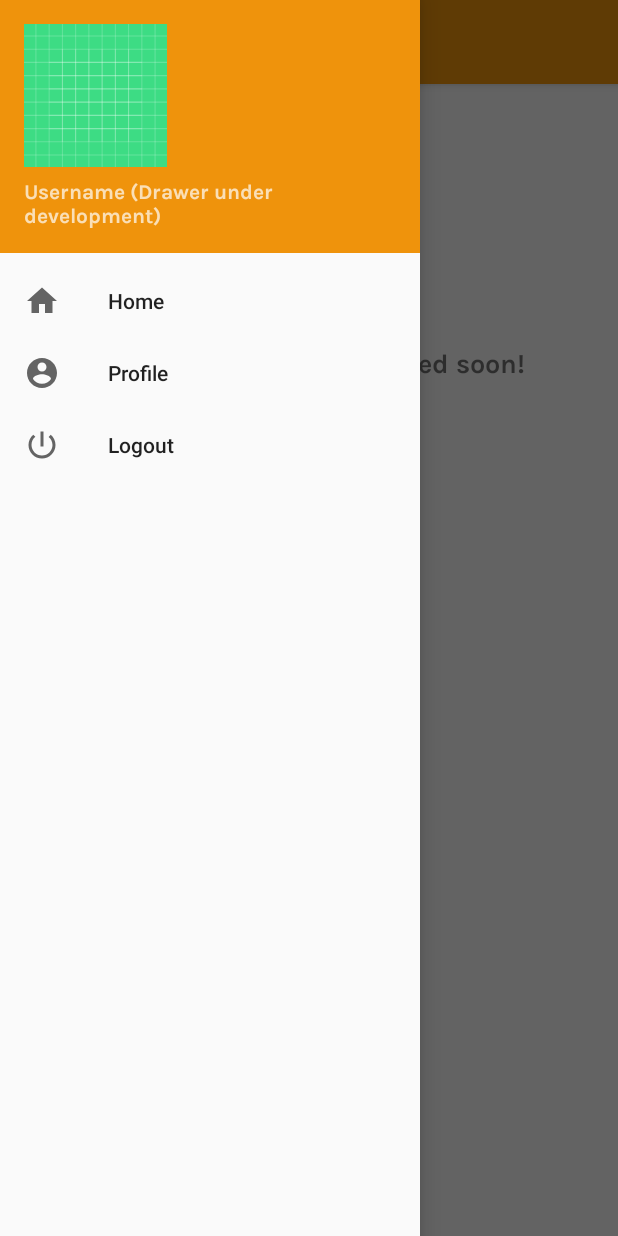
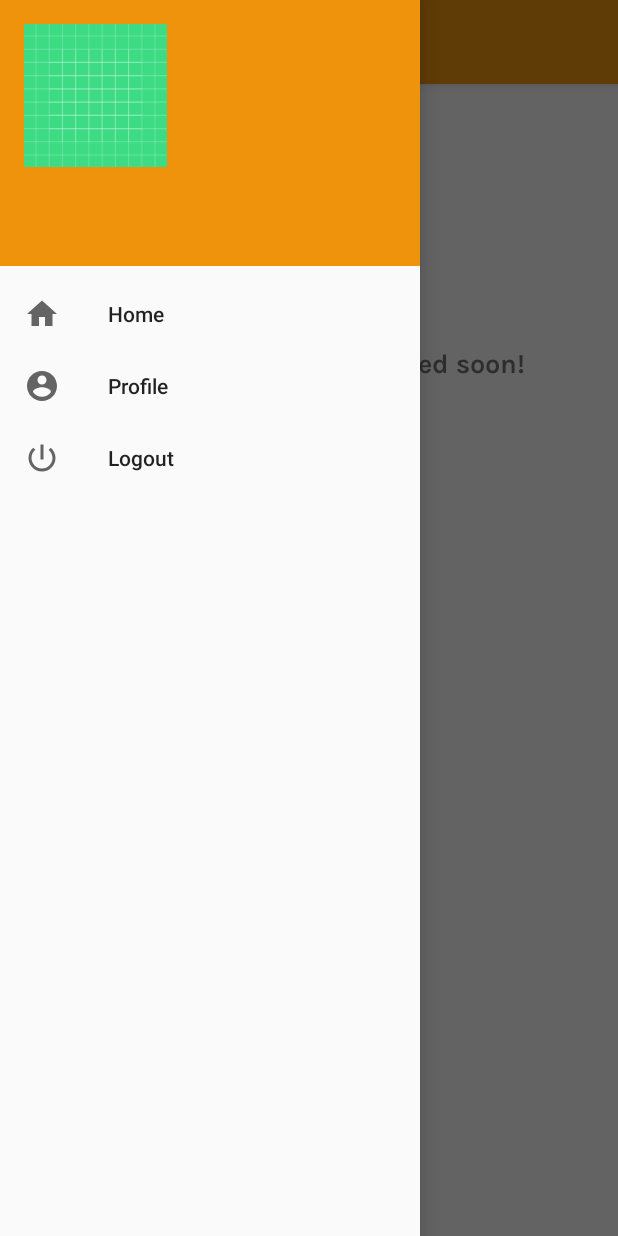
Before and after one commit to DaaBomb/EAD, an Android app: the Leadpage screen opened directly, with no data from a screen before it, after a tap on "Home", on a phone screen of 412 x 824 dp. Run offline under Robolectric (Android 15) with nearby library versions, the phone set to English and light mode, and no system bars; 2 statements that could not run were skipped; 2 other taps on this screen came first.

Commit message:
Added BaseNav

```diff
--- a/Client/app/src/main/java/com/wrath/client/BaseNav.java
+++ b/Client/app/src/main/java/com/wrath/client/BaseNav.java
@@ -28,34 +28,25 @@ public class BaseNav extends AppCompatActivity implements NavigationView.OnNavig
 
     SharedPreferences sharedPreferences;
     String user;
+    BroadcastReceiver broadcastReceiver;
+    AlertDialog.Builder builder;
     DrawerLayout drawerLayout;
     ActionBarDrawerToggle toggle;
-    BroadcastReceiver broadcastReceiver;
-    AlertDialog.Builder builder;
+    Toolbar toolbar;
+    NavigationView navigationView;
     TextView username;
-    TextView houseDetails;
+    TextView house_details;
+    User userObj;
     Gson gson = new Gson();
 
     @Override
-    protected void onCreate(Bundle savedInstanceState) {
+    public void onCreate(Bundle savedInstanceState) {
         super.onCreate(savedInstanceState);
-        setContentView(R.layout.sidenav);
-
-//        builder = new AlertDialog.Builder(this);
-//        Toolbar toolbar = findViewById(R.id.toolbar);
-//        setSupportActionBar(toolbar);
-//        getSupportActionBar().setTitle("Home");
-//        drawerLayout = (DrawerLayout) findViewById(R.id.drawer_layout);
-//        toggle = new ActionBarDrawerToggle(this, drawerLayout, toolbar, R.string.nav_open, R.string.nav_close);
-//        drawerLayout.addDrawerListener(toggle);
-//        toggle.syncState();
-
         sharedPreferences = getSharedPreferences("swarm", MODE_PRIVATE);
         user = sharedPreferences.getString("user", "{}");
-        User userObj = gson.fromJson(user, User.class);
-        NavigationView navigationView = (NavigationView) findViewById(R.id.nav_view);
+        userObj = gson.fromJson(user, User.class);
 
-        navigationView.setNavigationItemSelectedListener(this);
+        builder = new AlertDialog.Builder(this);
 
         broadcastReceiver = new BroadcastReceiver() {
             @Override
@@ -65,6 +56,38 @@ public class BaseNav extends AppCompatActivity implements NavigationView.OnNavig
         };
 
         displayAlertDialog(getIntent());
+    }
+
+    public void setDrawerLayout(DrawerLayout drawerLayout) {
+        this.drawerLayout = drawerLayout;
+    }
+
+    public void setToolbar(Toolbar toolbar) {
+        this.toolbar = toolbar;
+    }
+
+    public void setNavigationView(NavigationView navigationView) {
+        this.navigationView = navigationView;
+    }
+
+    public void initialize() {
+        setSupportActionBar(toolbar);
+        getSupportActionBar().setTitle("Home");
+        toggle = new ActionBarDrawerToggle(this, drawerLayout, toolbar, R.string.nav_open, R.string.nav_close);
+        drawerLayout.addDrawerListener(toggle);
+        toggle.syncState();
+        initializeNavBar();
+    }
+
+    public void initializeNavBar() {
+        View headerLayout = navigationView.getHeaderView(0);
+        username = (TextView) headerLayout.findViewById(R.id.txt_username);
+        house_details = (TextView) headerLayout.findViewById(R.id.txt_house_details);
+        username.setText(userObj.getName());
+        house_details.setText(userObj.getAddress().getBlockname() + "-" + userObj.getAddress().getFlatnum());
+        if (userObj.getAddress().getBlockname() == null)
+            house_details.setVisibility(View.GONE);
+        navigationView.setNavigationItemSelectedListener(this);
     }
 
     @Override
@@ -87,20 +110,19 @@ public class BaseNav extends AppCompatActivity implements NavigationView.OnNavig
         }
     }
 
-
     @Override
     public boolean onNavigationItemSelected(@NonNull MenuItem item) {
         switch (item.getItemId()) {
             case R.id.nav_logout:
                 sharedPreferences.edit().clear().apply();
-                startActivity(new Intent(getApplicationContext(), MainActivity.class));
+                startActivity(new Intent(this, MainActivity.class));
                 return true;
             default:
                 return false;
         }
     }
 
-    public void displayAlertDialog(Intent intent) {
+    private void displayAlertDialog(Intent intent) {
         Bundle extras = intent.getExtras();
         if (extras != null && extras.getString("title") != null && extras.getString("message") != null) {
             String title = extras.getString("title");
@@ -109,7 +131,6 @@ public class BaseNav extends AppCompatActivity implements NavigationView.OnNavig
                     .setPositiveButton("Approve", new DialogInterface.OnClickListener() {
                         @Override
                         public void onClick(DialogInterface dialog, int which) {
-
                         }
                     })
                     .setNegativeButton("Decline", new DialogInterface.OnClickListener() {
@@ -119,6 +140,5 @@ public class BaseNav extends AppCompatActivity implements NavigationView.OnNavig
                     })
                     .create().show();
         }
-
     }
 }
--- a/Client/app/src/main/java/com/wrath/client/Leadpage.java
+++ b/Client/app/src/main/java/com/wrath/client/Leadpage.java
@@ -1,56 +1,28 @@
 package com.wrath.client;
 
-import android.app.AlertDialog;
-import android.content.BroadcastReceiver;
-import android.content.Context;
-import android.content.DialogInterface;
 import android.content.Intent;
-import android.content.IntentFilter;
-import android.content.SharedPreferences;
 import android.os.Bundle;
-import android.view.MenuItem;
 import android.view.View;
 import android.widget.Button;
 
-import androidx.annotation.NonNull;
-import androidx.appcompat.app.ActionBarDrawerToggle;
-import androidx.appcompat.app.AppCompatActivity;
 import androidx.appcompat.widget.Toolbar;
-import androidx.core.view.GravityCompat;
 import androidx.drawerlayout.widget.DrawerLayout;
-import androidx.localbroadcastmanager.content.LocalBroadcastManager;
 
 import com.google.android.material.navigation.NavigationView;
 
-public class Leadpage extends AppCompatActivity implements NavigationView.OnNavigationItemSelectedListener {
+public class Leadpage extends BaseNav {
 
-    SharedPreferences sharedPreferences;
     Button btn_forum;
-    String user;
-    DrawerLayout drawerLayout;
-    ActionBarDrawerToggle toggle;
-    BroadcastReceiver broadcastReceiver;
-    AlertDialog.Builder builder;
 
     @Override
-    protected void onCreate(Bundle savedInstanceState) {
+    public void onCreate(Bundle savedInstanceState) {
         super.onCreate(savedInstanceState);
         setContentView(R.layout.activity_leadpage);
 
-        builder = new AlertDialog.Builder(this);
-        Toolbar toolbar = findViewById(R.id.toolbar);
-        setSupportActionBar(toolbar);
-        getSupportActionBar().setTitle("Home");
-        drawerLayout = (DrawerLayout) findViewById(R.id.drawer_layout);
-        toggle = new ActionBarDrawerToggle(this, drawerLayout, toolbar, R.string.nav_open, R.string.nav_close);
-        drawerLayout.addDrawerListener(toggle);
-        toggle.syncState();
-
-        sharedPreferences = getSharedPreferences("swarm", MODE_PRIVATE);
-        user = sharedPreferences.getString("user", "{}");
-
-        NavigationView navigationView = (NavigationView) findViewById(R.id.nav_view);
-        navigationView.setNavigationItemSelectedListener(this);
+        setToolbar((Toolbar) findViewById(R.id.toolbar));
+        setDrawerLayout((DrawerLayout) findViewById(R.id.drawer_layout));
+        setNavigationView((NavigationView) findViewById(R.id.nav_view));
+        initialize();
 
         btn_forum = (Button) findViewById(R.id.btn_forum);
 
@@ -64,70 +36,5 @@ public class Leadpage extends AppCompatActivity implements NavigationView.OnNavi
                 startActivity(i);
             }
         });
-
-        broadcastReceiver = new BroadcastReceiver() {
-            @Override
-            public void onReceive(Context context, Intent intent) {
-                displayAlertDialog(intent);
-            }
-        };
-
-        displayAlertDialog(getIntent());
-    }
-
-    @Override
-    protected void onResume() {
-        super.onResume();
-        IntentFilter filter = new IntentFilter("INTENT_ACTION_SEND_MESSAGE");
-        LocalBroadcastManager.getInstance(this).registerReceiver(broadcastReceiver, filter);
-    }
-
-    @Override
-    protected void onPause() {
-        super.onPause();
-        LocalBroadcastManager.getInstance(this).unregisterReceiver(broadcastReceiver);
-    }
-
-    @Override
-    public void onBackPressed() {
-        if (drawerLayout.isDrawerOpen(GravityCompat.START)) {
-            drawerLayout.closeDrawer(GravityCompat.START);
-        }
-    }
-
-
-    @Override
-    public boolean onNavigationItemSelected(@NonNull MenuItem item) {
-        switch (item.getItemId()) {
-            case R.id.nav_logout:
-                sharedPreferences.edit().clear().apply();
-                startActivity(new Intent(Leadpage.this, MainActivity.class));
-                return true;
-            default:
-                return false;
-        }
-    }
-
-    private void displayAlertDialog(Intent intent) {
-        Bundle extras = intent.getExtras();
-        if (extras != null && extras.getString("title") != null && extras.getString("message") != null) {
-            String title = extras.getString("title");
-            String message = extras.getString("message");
-            builder.setTitle(title).setMessage(message)
-                    .setPositiveButton("Approve", new DialogInterface.OnClickListener() {
-                        @Override
-                        public void onClick(DialogInterface dialog, int which) {
-
-                        }
-                    })
-                    .setNegativeButton("Decline", new DialogInterface.OnClickListener() {
-                        @Override
-                        public void onClick(DialogInterface dialog, int which) {
-
-                        }
-                    })
-                    .create().show();
-        }
-
     }
 }
--- a/Client/app/src/main/res/layout/nav_header.xml
+++ b/Client/app/src/main/res/layout/nav_header.xml
@@ -25,12 +25,10 @@
 
 
     <TextView
-        android:visibility="gone"
         android:id="@+id/txt_house_details"
         android:layout_width="wrap_content"
         android:layout_height="wrap_content"
         android:paddingTop="8dp"
         android:textStyle="normal"
-        android:fontFamily="@font/karla"
-        android:text="Address" />
+        android:fontFamily="@font/karla" />
 </LinearLayout>
```
Also changed, not shown: Client/app/src/main/java/com/wrath/client/ForumPage.java (+12 -18 lines), Client/app/src/main/java/com/wrath/client/IndividualTopic.java (+27 -48 lines), Client/app/src/main/java/com/wrath/client/ResidentRegister.java (+24 -18 lines), Client/app/src/main/java/com/wrath/client/SecurityPage.java (+9 -18 lines).
